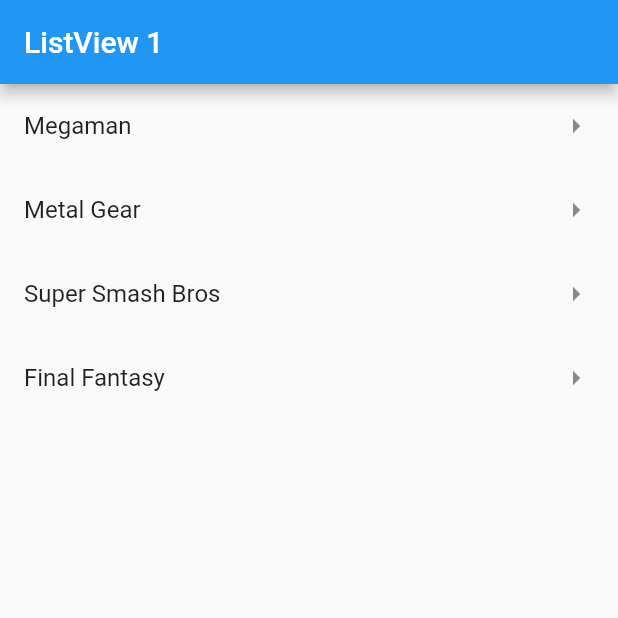
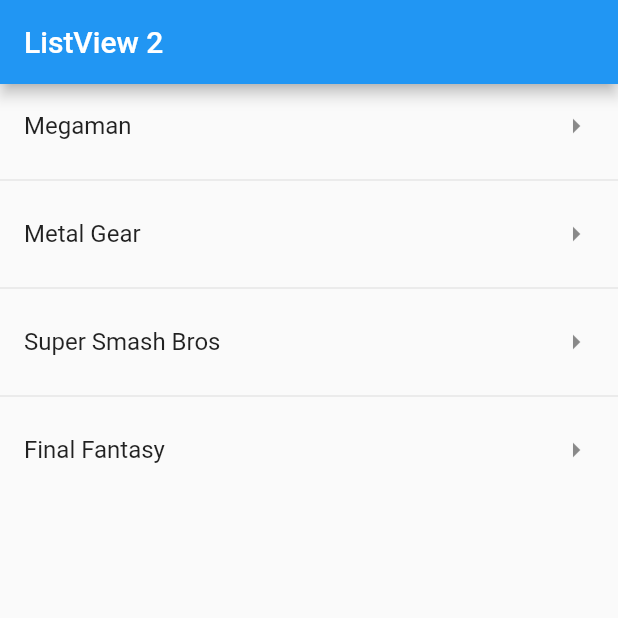
Before and after one commit to LuisFerTR/fl-components, a Flutter app: the screen it shows after launch, on a phone screen of 412 x 824 dp, the top half of it. Run offline on Flutter 3.47's test engine with Material 2 defaults, Android fonts, the phone set to English and light mode, and no system bars.

Commit message:
Construir ListView separated

```diff
--- a/lib/main.dart
+++ b/lib/main.dart
@@ -1,5 +1,6 @@
-import 'package:fl_components/screens/listview1_screen.dart';
 import 'package:flutter/material.dart';
+
+import 'package:fl_components/screens/listview2_screen.dart';
 
 void main() => runApp(const MyApp());
 
@@ -11,7 +12,7 @@ class MyApp extends StatelessWidget {
     return const MaterialApp(
       debugShowCheckedModeBanner: false,
       title: 'Material App',
-      home: ListView1Screen(),
+      home: ListView2Screen(),
     );
   }
 }
--- /dev/null
+++ b/lib/screens/listview2_screen.dart
@@ -0,0 +1,27 @@
+import 'package:flutter/material.dart';
+
+class ListView2Screen extends StatelessWidget {
+  final options = const [
+    'Megaman',
+    'Metal Gear',
+    'Super Smash Bros',
+    'Final Fantasy'
+  ];
+
+  const ListView2Screen({Key? key}) : super(key: key);
+
+  @override
+  Widget build(BuildContext context) {
+    return Scaffold(
+      appBar: AppBar(title: const Text('ListView 2')),
+      body: ListView.separated(
+        itemCount: options.length,
+        itemBuilder: (context, index) => ListTile(
+          title: Text(options[index]),
+          trailing: const Icon(Icons.arrow_right_outlined),
+        ),
+        separatorBuilder: (_, __) => const Divider(),
+      ),
+    );
+  }
+}
```
